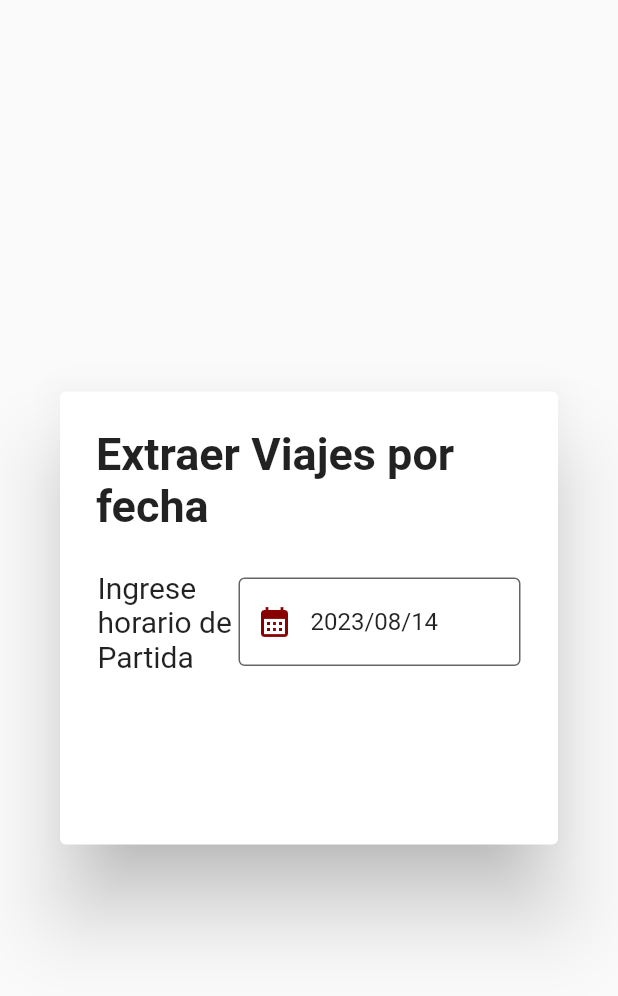
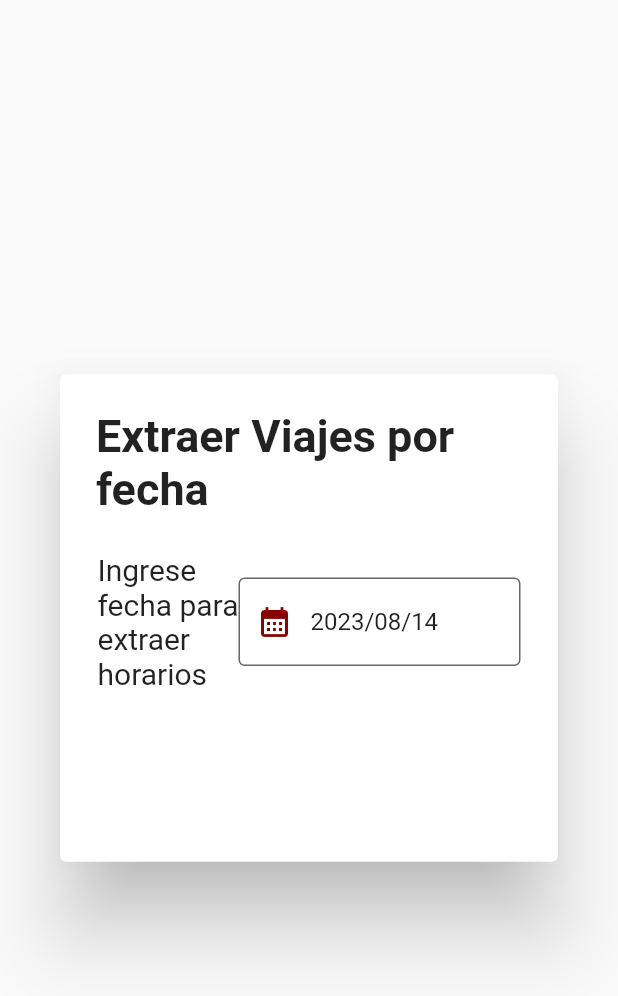
Before and after one commit to Zequi20/HorariosWeb, a Flutter app: the ModalExtraer widget shown alone on an empty page, opened directly with empty values, on a phone screen of 412 x 824 dp. Shown: the top 996 px of the screen. Run offline on Flutter 3.47's test engine with Material 2 defaults, Android fonts, the phone set to English and light mode, and no system bars; our stand-ins replace pdf; missing offline and left inert: universal_html; accounts and stored records are empty; network calls fail.

Commit message:
fix extraer horarios fecha

```diff
--- a/lib/main.dart
+++ b/lib/main.dart
@@ -84,7 +84,7 @@ class Pantalla extends StatelessWidget {
         'principal': (context) => const MainScreen(),
         'login': (context) => const LoginScreen(),
       },
-      initialRoute: 'principal',
+      initialRoute: 'login',
     );
   }
 }
--- a/lib/widgets/modals/viaje/modal_extraer_viajes.dart
+++ b/lib/widgets/modals/viaje/modal_extraer_viajes.dart
@@ -28,7 +28,7 @@ class _ModalExtraerState extends State<ModalExtraer> {
         title: 'Extraer Viajes por fecha',
         content: [
           ModalRow(
-              sideTitle: 'Ingrese horario de Partida',
+              sideTitle: 'Ingrese fecha para extraer horarios',
               child: CustomDatePicker(
                   fechaControlador: fechaExtraccion,
                   title: 'Extraer de la fecha:'))
```
